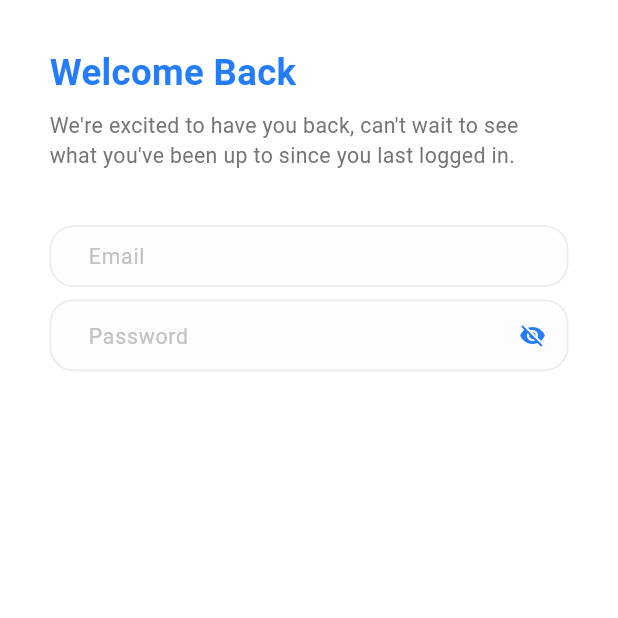
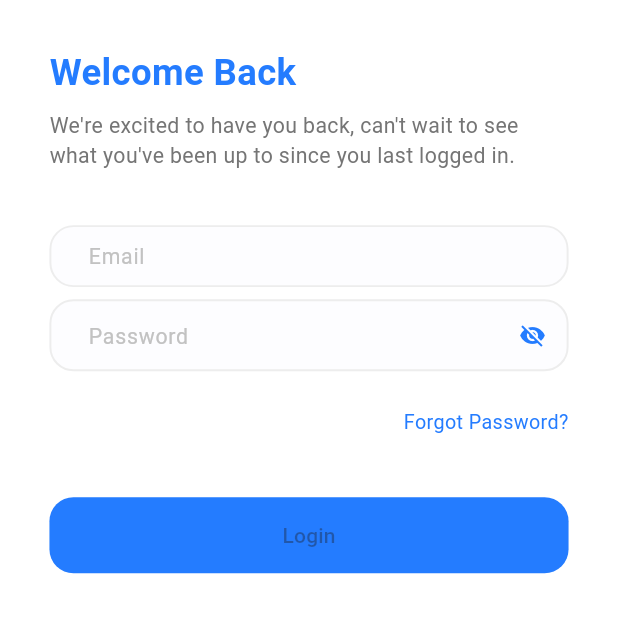
Before and after one commit to AhmedYasserTaha/docdoc_app, a Flutter app: the screen it shows after launch, after a tap on "Get Started", on a phone screen of 412 x 824 dp, the top half of it. Run offline on Flutter 3.47's test engine with Material 3 defaults, Android fonts, the phone set to English and light mode, and no system bars; our stand-ins replace flutter_screenutil, flutter_svg; Roboto replaces fonts that are missing (Poppins).

Commit message:
create app text button

```diff
--- a/lib/core/theme/styles.dart
+++ b/lib/core/theme/styles.dart
@@ -19,11 +19,21 @@ class TextStyles {
     fontWeight: FontWeightHelper.bold,
     color: ColorsManeger.primaryColor,
   );
+  static TextStyle font16SemBoldWhite = TextStyle(
+    fontSize: 16.sp,
+    fontWeight: FontWeightHelper.semibold,
+    color: Colors.white,
+  );
 
   static TextStyle font13GreyReguler = TextStyle(
     fontSize: 13.sp,
-    fontWeight: FontWeight.normal,
+    fontWeight: FontWeightHelper.regular,
     color: ColorsManeger.gray,
+  );
+  static TextStyle font13BlueReguler = TextStyle(
+    fontSize: 13.sp,
+    fontWeight: FontWeightHelper.regular,
+    color: ColorsManeger.primaryColor,
   );
   static TextStyle font14GreyReguler = TextStyle(
     fontSize: 14.sp,
--- /dev/null
+++ b/lib/core/widget/app_text_button.dart
@@ -0,0 +1,53 @@
+import 'package:doc_doc/core/theme/colors.dart';
+import 'package:flutter/material.dart';
+import 'package:flutter_screenutil/flutter_screenutil.dart';
+
+class AppTextButton extends StatelessWidget {
+  const AppTextButton({
+    super.key,
+    this.onPressed,
+    required this.textButton,
+    this.style,
+    this.borderRadius,
+    this.backgroundColor,
+    this.horizontalPading,
+    this.verticalPading,
+    this.width,
+    this.height,
+  });
+  final void Function()? onPressed;
+  final String textButton;
+  final TextStyle? style;
+  final double? borderRadius;
+  final Color? backgroundColor;
+  final double? horizontalPading;
+  final double? verticalPading;
+  final double? width;
+  final double? height;
+  @override
+  Widget build(BuildContext context) {
+    return TextButton(
+      onPressed: onPressed,
+      style: ButtonStyle(
+        shape: WidgetStateProperty.all<RoundedRectangleBorder>(
+          RoundedRectangleBorder(
+            borderRadius: BorderRadius.circular(borderRadius ?? 16),
+          ),
+        ),
+        backgroundColor: WidgetStatePropertyAll(
+          backgroundColor ?? ColorsManeger.primaryColor,
+        ),
+        padding: WidgetStateProperty.all(
+          EdgeInsets.symmetric(
+            horizontal: horizontalPading ?? 12.w,
+            vertical: verticalPading ?? 14.h,
+          ),
+        ),
+        fixedSize: WidgetStateProperty.all(
+          Size(width ?? double.maxFinite, height ?? 50.h),
+        ),
+      ),
+      child: Text(textButton, style: style),
+    );
+  }
+}
--- a/lib/featured/ui/widget/login/login_screen.dart
+++ b/lib/featured/ui/widget/login/login_screen.dart
@@ -1,6 +1,7 @@
 import 'package:doc_doc/core/helper/spacing.dart';
 import 'package:doc_doc/core/theme/colors.dart';
 import 'package:doc_doc/core/theme/styles.dart';
+import 'package:doc_doc/core/widget/app_text_button.dart';
 import 'package:doc_doc/core/widget/app_text_form_feild.dart';
 import 'package:flutter/material.dart';
 import 'package:flutter_screenutil/flutter_screenutil.dart';
@@ -56,6 +57,16 @@ class _LoginScreenState extends State<LoginScreen> {
                           ),
                         ),
                       ),
+                      verticalSpace(24),
+                      Align(
+                        alignment: AlignmentDirectional.centerEnd,
+                        child: Text(
+                          "Forgot Password?",
+                          style: TextStyles.font13BlueReguler,
+                        ),
+                      ),
+                      verticalSpace(40),
+                      AppTextButton(textButton: "Login"),
                     ],
                   ),
                 ),
```
